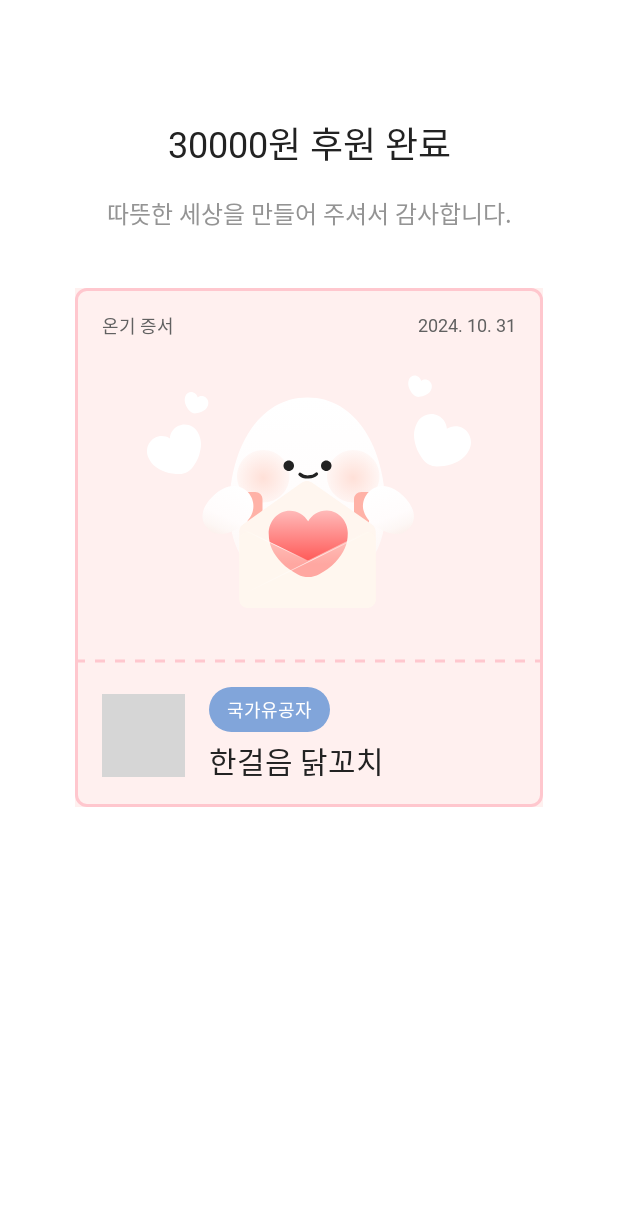
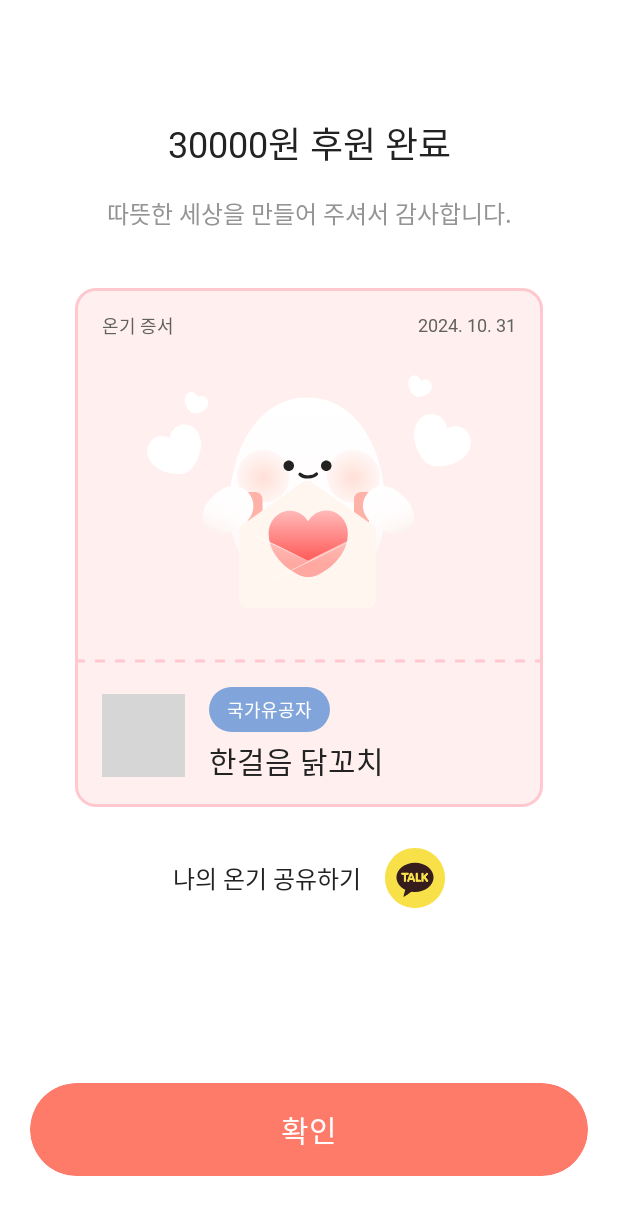
Before and after one commit to 9oormthon-univ/2024_DANPOONG_TEAM_13_FE, an Android app built with Jetpack Compose: the @Preview function DonationResultScreenPreview, on a phone screen of 412 x 824 dp. Shown: the top 1215 px of the screen. Run offline under Robolectric (Android 15) with nearby library versions, the phone set to English and light mode, and no system bars; pictures from the network do not load; Roboto replaces fonts that are not available here; grey boxes are pictures that could not be loaded.

Commit message:
Feat : DonationResultScreen UI 구현 완료

```diff
--- a/app/src/main/java/com/daon/onjung/ui/donation/DonationResultScreen.kt
+++ b/app/src/main/java/com/daon/onjung/ui/donation/DonationResultScreen.kt
@@ -18,7 +18,9 @@ import androidx.compose.ui.tooling.preview.Preview
 import androidx.compose.ui.unit.dp
 import com.daon.onjung.OnjungAppState
 import com.daon.onjung.rememberOnjungAppState
+import com.daon.onjung.ui.component.button.FilledWidthButton
 import com.daon.onjung.ui.donation.component.DonationResultCard
+import com.daon.onjung.ui.donation.component.KakaoShare
 import com.daon.onjung.ui.theme.OnjungTheme
 
 @Composable
@@ -52,6 +54,15 @@ fun DonationResultScreen(
         DonationResultCard(
             modifier = Modifier.padding(horizontal = 50.dp)
         )
+        Spacer(modifier = Modifier.height(27.dp))
+        KakaoShare()
+        Spacer(modifier = Modifier.weight(1f))
+        FilledWidthButton(
+            "확인",
+            modifier = Modifier
+                .padding(horizontal = 20.dp),
+        )
+        Spacer(modifier = Modifier.height(40.dp))
     }
 }
 
--- a/app/src/main/java/com/daon/onjung/ui/donation/component/DonationResultCard.kt
+++ b/app/src/main/java/com/daon/onjung/ui/donation/component/DonationResultCard.kt
@@ -39,8 +39,8 @@ fun DonationResultCard (
     Column (
         modifier = modifier
             .fillMaxWidth()
-            .border(width = 2.dp, color = Color(0xFFFFC7CE), shape = RoundedCornerShape(8.dp))
-            .background(color = Color(0xFFFFF0EF))
+            .background(color = Color(0xFFFFF0EF), shape = RoundedCornerShape(14.dp))
+            .border(width = 2.dp, color = Color(0xFFFFC7CE), shape = RoundedCornerShape(14.dp))
             .padding(vertical = 16.dp),
         horizontalAlignment = Alignment.CenterHorizontally,
     ) {
--- a/app/src/main/java/com/daon/onjung/ui/donation/component/KakaoShare.kt
+++ b/app/src/main/java/com/daon/onjung/ui/donation/component/KakaoShare.kt
@@ -1,14 +1,22 @@
 package com.daon.onjung.ui.donation.component
 
 import androidx.compose.foundation.layout.Row
+import androidx.compose.foundation.layout.Spacer
+import androidx.compose.foundation.layout.width
+import androidx.compose.material.Icon
 import androidx.compose.material.Text
 import androidx.compose.runtime.Composable
 import androidx.compose.ui.Alignment
+import androidx.compose.ui.Modifier
+import androidx.compose.ui.graphics.Color
+import androidx.compose.ui.res.painterResource
 import androidx.compose.ui.text.font.FontWeight
 import androidx.compose.ui.tooling.preview.Preview
+import androidx.compose.ui.unit.dp
+import com.daon.onjung.R
 import com.daon.onjung.ui.theme.OnjungTheme
 
-@Preview
+@Preview(showBackground = true)
 @Composable
 fun KakaoShare (
     text: String = "나의 온기 공유하기"
@@ -23,6 +31,12 @@ fun KakaoShare (
                 fontWeight = FontWeight.Medium
             )
         )
+        Spacer(modifier = Modifier.width(16.dp))
+        Icon(
+            painter = painterResource(R.drawable.ic_kakao_logo),
+            contentDescription = null,
+            tint = Color.Unspecified
+        )
     }
 
 }
--- /dev/null
+++ b/app/src/main/res/drawable/ic_kakao_logo.xml
@@ -0,0 +1,56 @@
+<vector xmlns:android="http://schemas.android.com/apk/res/android"
+    android:width="40dp"
+    android:height="40dp"
+    android:viewportWidth="40"
+    android:viewportHeight="40">
+  <group>
+    <clip-path
+        android:pathData="M0,0h40v40h-40z"/>
+    <path
+        android:pathData="M20.002,40.005C31.049,40.005 40.005,31.049 40.005,20.002C40.005,8.955 31.049,0 20.002,0C8.955,0 0,8.955 0,20.002C0,31.049 8.955,40.005 20.002,40.005Z"
+        android:fillColor="#F8E049"/>
+    <path
+        android:pathData="M20.002,9.774C13.169,9.774 7.626,14.154 7.626,19.56C7.626,23.076 9.974,26.16 13.499,27.883C13.239,28.847 12.561,31.385 12.424,31.927C12.257,32.601 12.671,32.593 12.944,32.412C13.156,32.271 16.337,30.108 17.707,29.174C18.451,29.284 19.218,29.341 20.002,29.341C26.836,29.341 32.379,24.962 32.379,19.555C32.379,14.149 26.836,9.77 20.002,9.77"
+        android:fillColor="#371C1D"/>
+    <path
+        android:pathData="M11.366,17.758H12.64C12.64,17.758 12.648,21.256 12.64,22.071C12.64,22.666 13.966,22.675 13.961,22.08V17.802C13.961,17.802 14.393,17.802 15.235,17.802C16.028,17.802 16.028,16.555 15.235,16.555C14.34,16.555 11.362,16.528 11.362,16.528C10.613,16.528 10.617,17.749 11.362,17.749"
+        android:fillColor="#F8E049"/>
+    <group>
+      <clip-path
+          android:pathData="M11.366,17.758H12.64C12.64,17.758 12.648,21.256 12.64,22.071C12.64,22.666 13.966,22.675 13.961,22.08V17.802C13.961,17.802 14.393,17.802 15.235,17.802C16.028,17.802 16.028,16.555 15.235,16.555C14.34,16.555 11.362,16.528 11.362,16.528C10.613,16.528 10.617,17.749 11.362,17.749"/>
+      <path
+          android:pathData="M16.033,16.537H10.618V22.675H16.033V16.537Z"
+          android:fillColor="#F8E049"/>
+    </group>
+    <path
+        android:pathData="M17.464,17.982L18.174,20.203H16.698L17.464,17.982ZM16.667,16.943C16.354,17.634 15.222,20.895 14.847,21.758C14.574,22.384 15.746,22.895 16.019,22.269L16.275,21.379H18.605C18.605,21.379 18.526,21.415 18.834,22.234C19.086,22.895 20.297,22.437 20.046,21.776C19.689,20.829 18.451,17.427 18.226,16.947C18.121,16.722 17.751,16.564 17.389,16.564C17.09,16.564 16.799,16.674 16.676,16.947"
+        android:fillColor="#F8E049"/>
+    <group>
+      <clip-path
+          android:pathData="M17.464,17.982L18.174,20.203H16.698L17.464,17.982ZM16.667,16.943C16.354,17.634 15.222,20.895 14.847,21.758C14.574,22.384 15.746,22.895 16.019,22.269L16.275,21.379H18.605C18.605,21.379 18.526,21.415 18.834,22.234C19.086,22.895 20.297,22.437 20.046,21.776C19.689,20.829 18.451,17.427 18.226,16.947C18.121,16.722 17.751,16.564 17.389,16.564C17.09,16.564 16.799,16.674 16.676,16.947"/>
+      <path
+          android:pathData="M20.293,16.559H14.574V22.891H20.293V16.559Z"
+          android:fillColor="#F8E049"/>
+    </group>
+    <path
+        android:pathData="M20.491,17.145C20.491,18.251 20.496,21.824 20.496,21.824C20.496,21.824 20.394,22.534 21.002,22.534C21.61,22.534 22.963,22.525 23.562,22.525C24.161,22.525 24.157,21.252 23.562,21.252C22.967,21.252 21.87,21.247 21.87,21.247C21.87,21.247 21.875,17.943 21.87,17.141C21.87,16.753 21.527,16.559 21.183,16.559C20.839,16.559 20.491,16.753 20.491,17.145Z"
+        android:fillColor="#F8E049"/>
+    <group>
+      <clip-path
+          android:pathData="M20.491,17.145C20.491,18.251 20.496,21.824 20.496,21.824C20.496,21.824 20.394,22.534 21.002,22.534C21.61,22.534 22.963,22.525 23.562,22.525C24.161,22.525 24.157,21.252 23.562,21.252C22.967,21.252 21.87,21.247 21.87,21.247C21.87,21.247 21.875,17.943 21.87,17.141C21.87,16.753 21.527,16.559 21.183,16.559C20.839,16.559 20.491,16.753 20.491,17.145Z"/>
+      <path
+          android:pathData="M24.157,16.564H20.394V22.538H24.157V16.564Z"
+          android:fillColor="#F8E049"/>
+    </group>
+    <path
+        android:pathData="M24.32,16.969C24.333,17.454 24.303,21.846 24.307,22.172C24.307,22.688 25.616,22.684 25.616,22.172C25.616,21.578 25.616,20.445 25.616,20.445L25.999,20.137L27.678,22.428C28.017,22.877 29.088,22.067 28.748,21.617L26.964,19.269C26.964,19.269 28.176,17.96 28.651,17.485C28.929,17.207 28.07,16.339 27.788,16.617C27.519,16.885 25.62,18.784 25.62,18.784C25.62,18.784 25.638,17.59 25.62,16.934C25.611,16.683 25.307,16.564 24.994,16.564C24.66,16.564 24.316,16.7 24.32,16.969Z"
+        android:fillColor="#F8E049"/>
+    <group>
+      <clip-path
+          android:pathData="M24.32,16.969C24.333,17.454 24.303,21.846 24.307,22.172C24.307,22.688 25.616,22.684 25.616,22.172C25.616,21.578 25.616,20.445 25.616,20.445L25.999,20.137L27.678,22.428C28.017,22.877 29.088,22.067 28.748,21.617L26.964,19.269C26.964,19.269 28.176,17.96 28.651,17.485C28.929,17.207 28.07,16.339 27.788,16.617C27.519,16.885 25.62,18.784 25.62,18.784C25.62,18.784 25.638,17.59 25.62,16.934C25.611,16.683 25.307,16.564 24.994,16.564C24.66,16.564 24.316,16.7 24.32,16.969Z"/>
+      <path
+          android:pathData="M29.083,16.343H24.303V22.877H29.083V16.343Z"
+          android:fillColor="#F8E049"/>
+    </group>
+  </group>
+</vector>
```
